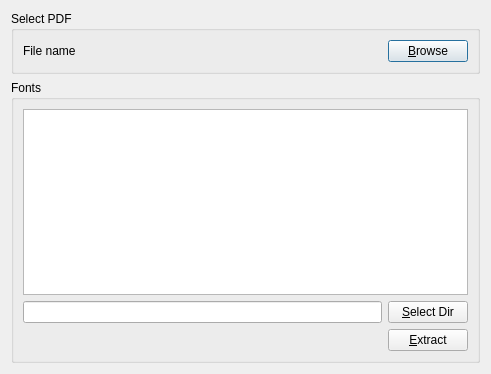
Above: src/fontextractordialog.ui from fontmatrix/fontmatrix before the change. Below: the same form after it.
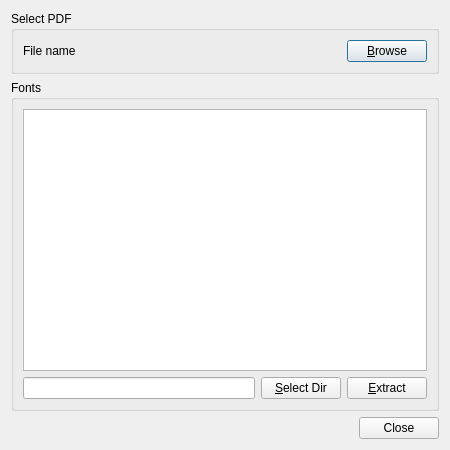
That is the form after the change.

Commit message: Fixed - cosmetics about extract fonts dialog

```diff
--- a/src/fontextractordialog.ui
+++ b/src/fontextractordialog.ui
@@ -5,15 +5,15 @@
    <rect>
     <x>0</x>
     <y>0</y>
-    <width>491</width>
-    <height>374</height>
+    <width>450</width>
+    <height>450</height>
    </rect>
   </property>
   <property name="windowTitle" >
    <string>Font extractor</string>
   </property>
   <layout class="QGridLayout" name="gridLayout_3" >
-   <item row="0" column="0" >
+   <item row="0" column="0" colspan="2" >
     <widget class="QGroupBox" name="groupBox" >
      <property name="title" >
       <string>Select PDF</string>
@@ -45,13 +45,13 @@
      </layout>
     </widget>
    </item>
-   <item row="1" column="0" >
+   <item row="1" column="0" colspan="2" >
     <widget class="QGroupBox" name="groupBox_2" >
      <property name="title" >
       <string>Fonts</string>
      </property>
      <layout class="QGridLayout" name="gridLayout_2" >
-      <item row="0" column="0" colspan="2" >
+      <item row="0" column="0" colspan="3" >
        <widget class="QListWidget" name="fontList" />
       </item>
       <item row="1" column="0" >
@@ -64,20 +64,7 @@
         </property>
        </widget>
       </item>
-      <item row="2" column="0" >
-       <spacer name="horizontalSpacer" >
-        <property name="orientation" >
-         <enum>Qt::Horizontal</enum>
-        </property>
-        <property name="sizeHint" stdset="0" >
-         <size>
-          <width>365</width>
-          <height>20</height>
-         </size>
-        </property>
-       </spacer>
-      </item>
-      <item row="2" column="1" >
+      <item row="1" column="2" >
        <widget class="QPushButton" name="extractButton" >
         <property name="text" >
          <string>&amp;Extract</string>
@@ -87,6 +74,26 @@
      </layout>
     </widget>
    </item>
+   <item row="2" column="1" >
+    <widget class="QPushButton" name="pushButton" >
+     <property name="text" >
+      <string>Close</string>
+     </property>
+    </widget>
+   </item>
+   <item row="2" column="0" >
+    <spacer name="horizontalSpacer_2" >
+     <property name="orientation" >
+      <enum>Qt::Horizontal</enum>
+     </property>
+     <property name="sizeHint" stdset="0" >
+      <size>
+       <width>40</width>
+       <height>20</height>
+      </size>
+     </property>
+    </spacer>
+   </item>
   </layout>
  </widget>
  <resources/>
```
Left out of the diff: 19 changed lines with no effect on the pictures. The commit also changes 2 other files.
